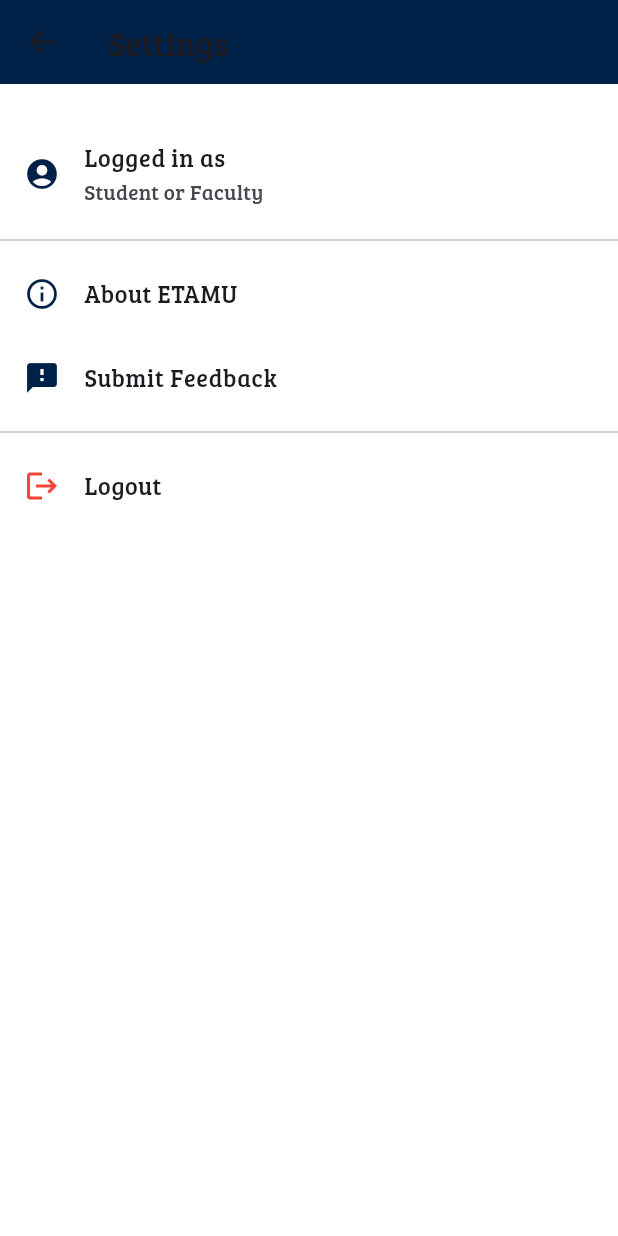
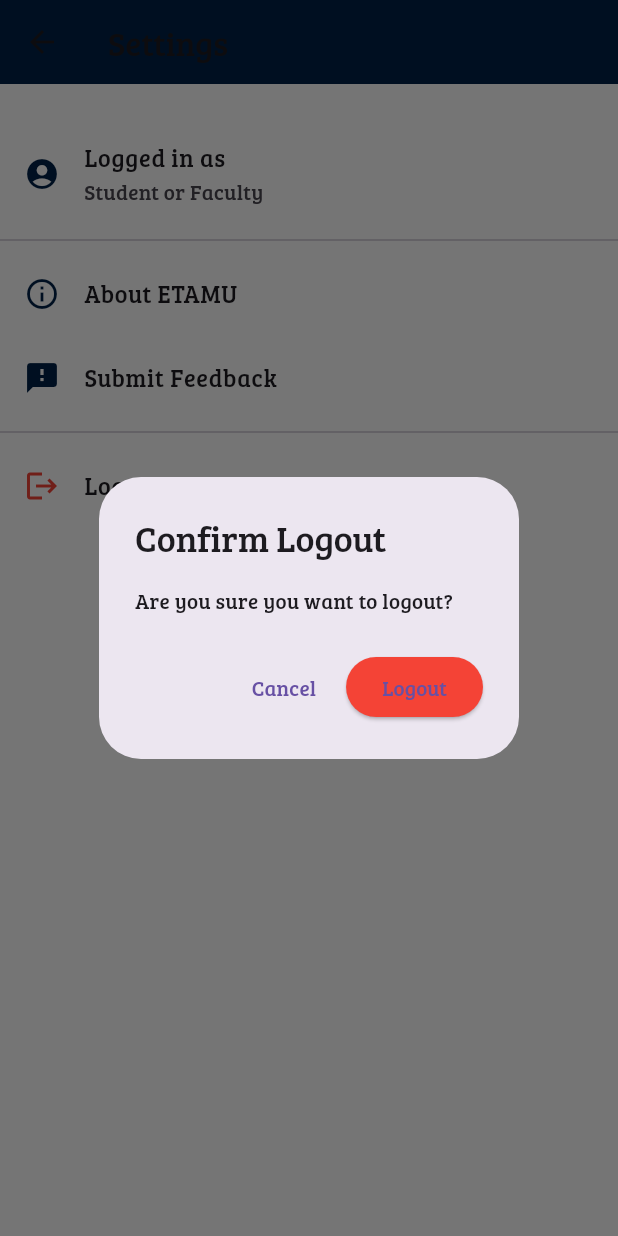
Before and after one commit to kingct19/ETAMU-All-in-One, a Flutter app: the SettingsPage screen opened directly, after a tap on "Logout", on a phone screen of 412 x 824 dp. Run offline on Flutter 3.47's test engine with Material 3 defaults, Android fonts, the phone set to English and light mode, and no system bars; our stand-ins replace firebase_auth, firebase_core, flutter_local_notifications, google_fonts, shared_preferences, table_calendar and 2 more; missing offline and left inert: android_intent_plus, icalendar_parser; accounts and stored records are empty.

Commit message:
logout logic

```diff
--- a/etamu_all_in_one/lib/widgets/settings_page.dart
+++ b/etamu_all_in_one/lib/widgets/settings_page.dart
@@ -5,17 +5,50 @@ import 'package:shared_preferences/shared_preferences.dart';
 class SettingsPage extends StatelessWidget {
   const SettingsPage({super.key});
 
-  Future<void> _logout(BuildContext context) async {
+  Future<void> _logoutConfirmed(BuildContext context) async {
     final prefs = await SharedPreferences.getInstance();
     await prefs.remove('lastRole');
     await FirebaseAuth.instance.signOut();
+
     if (context.mounted) {
+      ScaffoldMessenger.of(context).showSnackBar(
+        const SnackBar(
+          content: Text('You have been logged out.'),
+          duration: Duration(seconds: 2),
+        ),
+      );
+
       Navigator.pushNamedAndRemoveUntil(
         context,
-        '/guest_home', // ✅ Make sure this route exists in your app
+        '/guest', // Make sure this route is defined
         (route) => false,
       );
     }
+  }
+
+  void _showLogoutConfirmation(BuildContext context) {
+    showDialog(
+      context: context,
+      builder:
+          (ctx) => AlertDialog(
+            title: const Text('Confirm Logout'),
+            content: const Text('Are you sure you want to logout?'),
+            actions: [
+              TextButton(
+                onPressed: () => Navigator.pop(ctx),
+                child: const Text('Cancel'),
+              ),
+              ElevatedButton(
+                onPressed: () {
+                  Navigator.pop(ctx); // Close dialog first
+                  _logoutConfirmed(context);
+                },
+                style: ElevatedButton.styleFrom(backgroundColor: Colors.red),
+                child: const Text('Logout'),
+              ),
+            ],
+          ),
+    );
   }
 
   @override
@@ -63,10 +96,11 @@ class SettingsPage extends StatelessWidget {
           ListTile(
             leading: const Icon(Icons.logout, color: Colors.red),
             title: const Text('Logout'),
-            onTap: () => _logout(context),
+            onTap: () => _showLogoutConfirmation(context),
           ),
         ],
       ),
     );
   }
 }
+// This code defines a SettingsPage widget in Flutter. It includes a logout confirmation dialog and handles user logout using Firebase Authentication. The page also displays user information and provides options for feedback and about the app.
```
